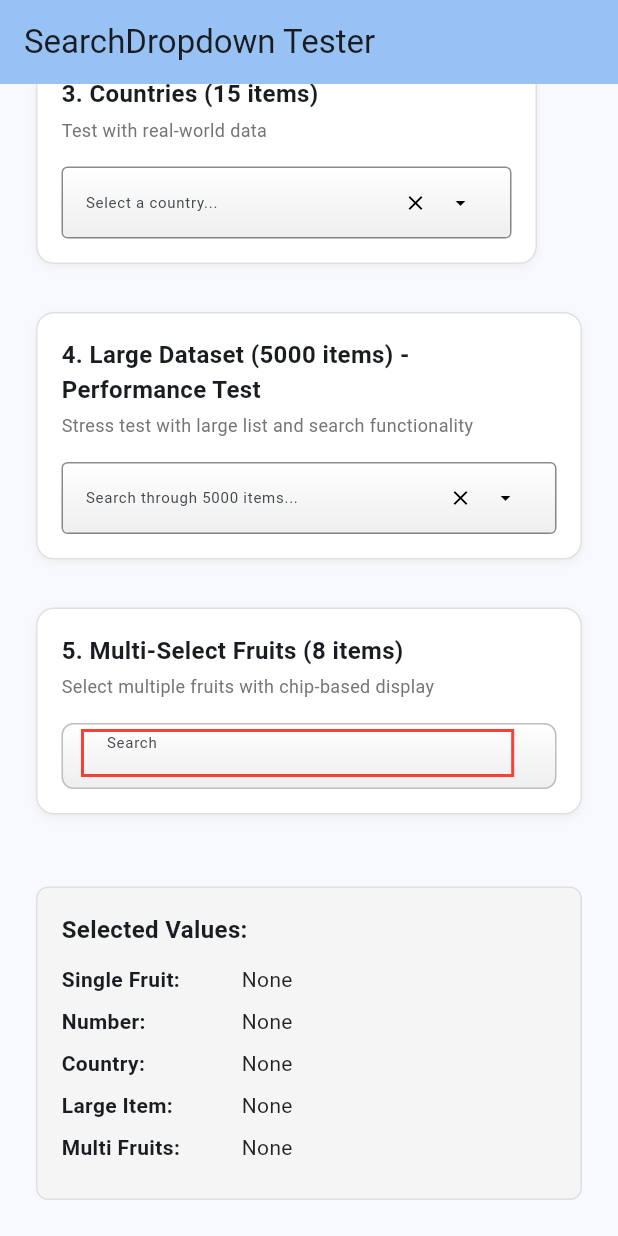
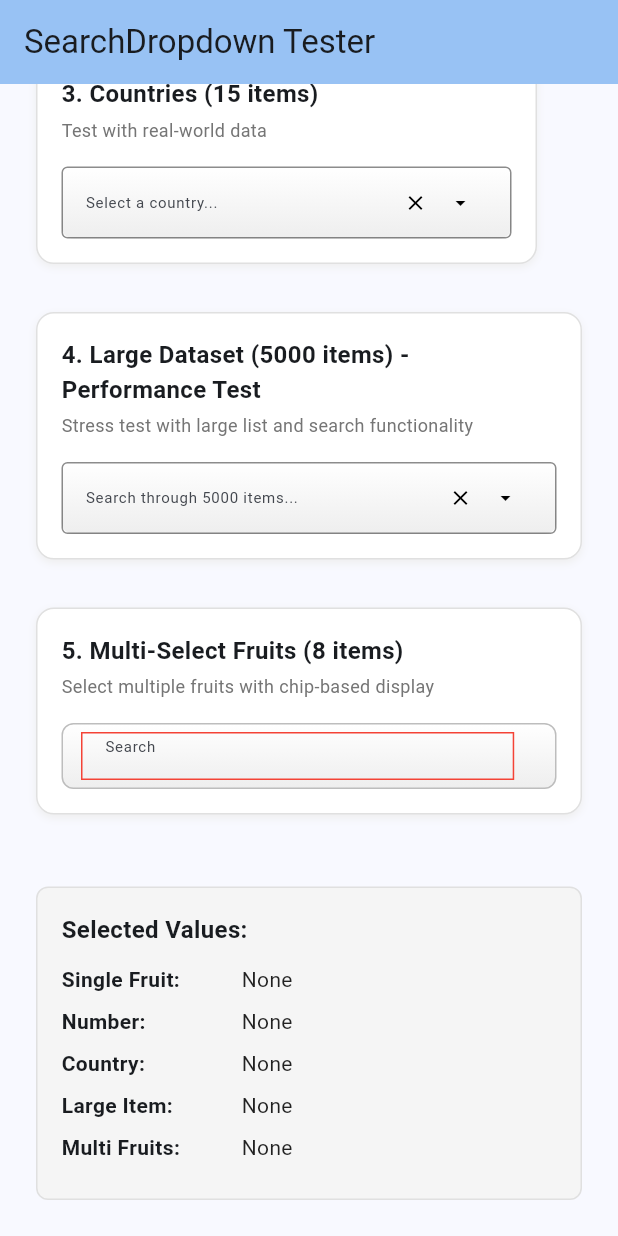
Before and after one commit to mauricev/item_dropper, a Flutter app: the screen it shows after launch, scrolled down 508 dp, on a phone screen of 412 x 824 dp. Run offline on Flutter 3.47's test engine with Material 3 defaults, Android fonts, the phone set to English and light mode, and no system bars; missing offline and left inert: window_manager.

Commit message:
better 1

```diff
--- a/lib/dropdown/basic_dropdown_multi_select.dart
+++ b/lib/dropdown/basic_dropdown_multi_select.dart
@@ -101,9 +101,7 @@ class _MultiSearchDropdownState<T> extends State<MultiSearchDropdown<T>> {
       isUserEditing: true, // always filter in multi-select
       excludeValues: excludeValues,
     );
-    debugPrint('MULTI: _filtered - widget.items count: ${widget.items
-        .length}, filtered count: ${result
-        .length}, search text: "${_searchController.text}"');
+
     return result;
   }
 
@@ -117,12 +115,8 @@ class _MultiSearchDropdownState<T> extends State<MultiSearchDropdown<T>> {
   }
 
   void _handleFocusChange() {
-    debugPrint('MULTI: _handleFocusChange - hasFocus: ${_focusNode
-        .hasFocus}, overlayShowing: ${_overlayController.isShowing}');
     if (_focusNode.hasFocus) {
       if (!_overlayController.isShowing && _filtered.isNotEmpty) {
-        debugPrint(
-            'MULTI: Showing overlay - filtered count: ${_filtered.length}');
         _safeSetState(() {
           _clearHighlights();
         });
@@ -131,7 +125,6 @@ class _MultiSearchDropdownState<T> extends State<MultiSearchDropdown<T>> {
     } else {
       // Don't hide overlay here - let explicit dismiss handle it
       // This prevents the overlay from closing when clicking on items
-      debugPrint('MULTI: Focus lost, not hiding overlay');
     }
   }
 
@@ -312,17 +305,13 @@ class _MultiSearchDropdownState<T> extends State<MultiSearchDropdown<T>> {
         children: [
           // Integrated chips and text field area
           Padding(
-            padding: const EdgeInsets.fromLTRB(12.0, 3.0, 12.0, 3.0),
+            padding: const EdgeInsets.fromLTRB(12.0, 5.0, 12.0, 3.0),
             // Consistent 12px padding
             child: LayoutBuilder(
               builder: (context, constraints) {
                 final double availableWidth = constraints.maxWidth;
                 final double textFieldWidth = _calculateTextFieldWidth(
                     availableWidth);
-
-                debugPrint(
-                    'MULTI: LayoutBuilder - availableWidth: $availableWidth, textFieldWidth: $textFieldWidth, selectedCount: ${_selected
-                        .length}');
 
                 return Wrap(
                   spacing: _chipSpacing,
@@ -432,7 +421,7 @@ class _MultiSearchDropdownState<T> extends State<MultiSearchDropdown<T>> {
         horizontal: _chipHorizontalPadding,
         vertical: _chipVerticalPadding,
       ),
-      margin: const EdgeInsets.only(right: _chipMarginRight, top: 3),
+      margin: const EdgeInsets.only(right: _chipMarginRight,),
       child: Row(
         mainAxisSize: MainAxisSize.min,
         crossAxisAlignment: CrossAxisAlignment.center,
@@ -461,7 +450,7 @@ class _MultiSearchDropdownState<T> extends State<MultiSearchDropdown<T>> {
     return Container(
       height: _calculateChipAreaHeight(), // Working height
       decoration: BoxDecoration(
-        border: Border.all(color: Colors.red, width: 2.0), // Temporary border
+        border: Border.all(color: Colors.red, width: 1.0), // Temporary border
       ),
       child: TextField(
         controller: _searchController,
```
